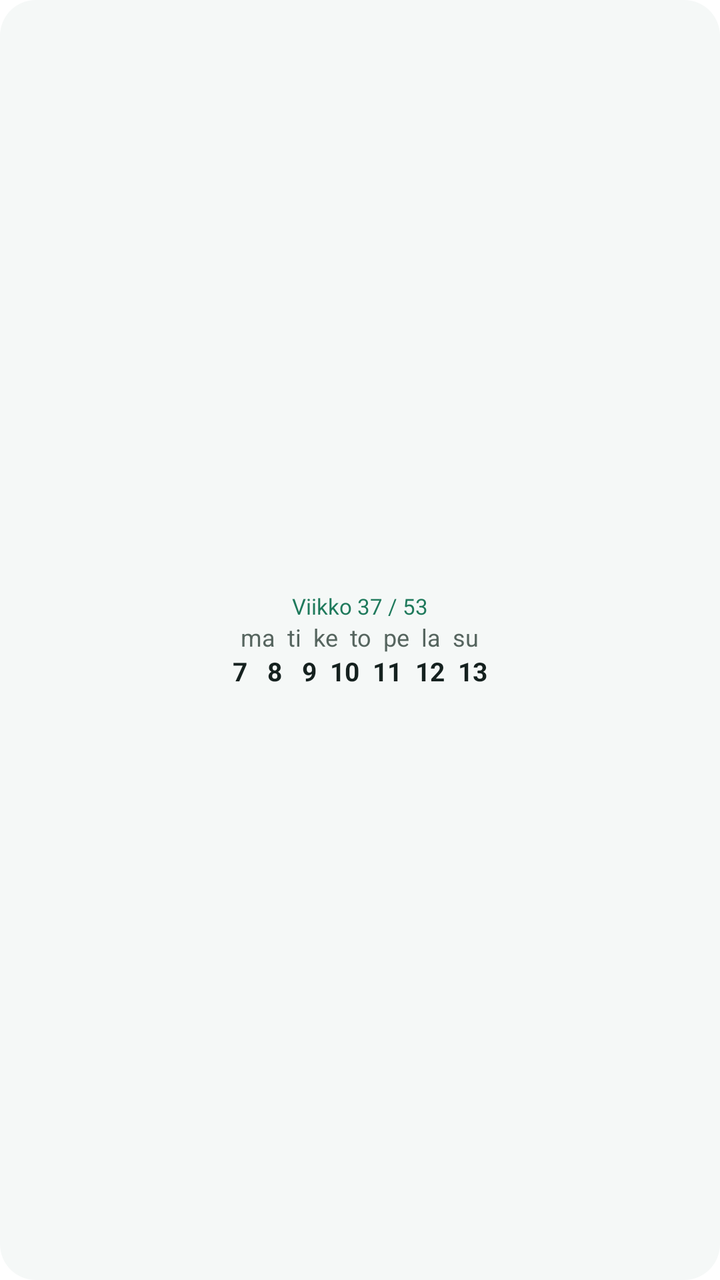
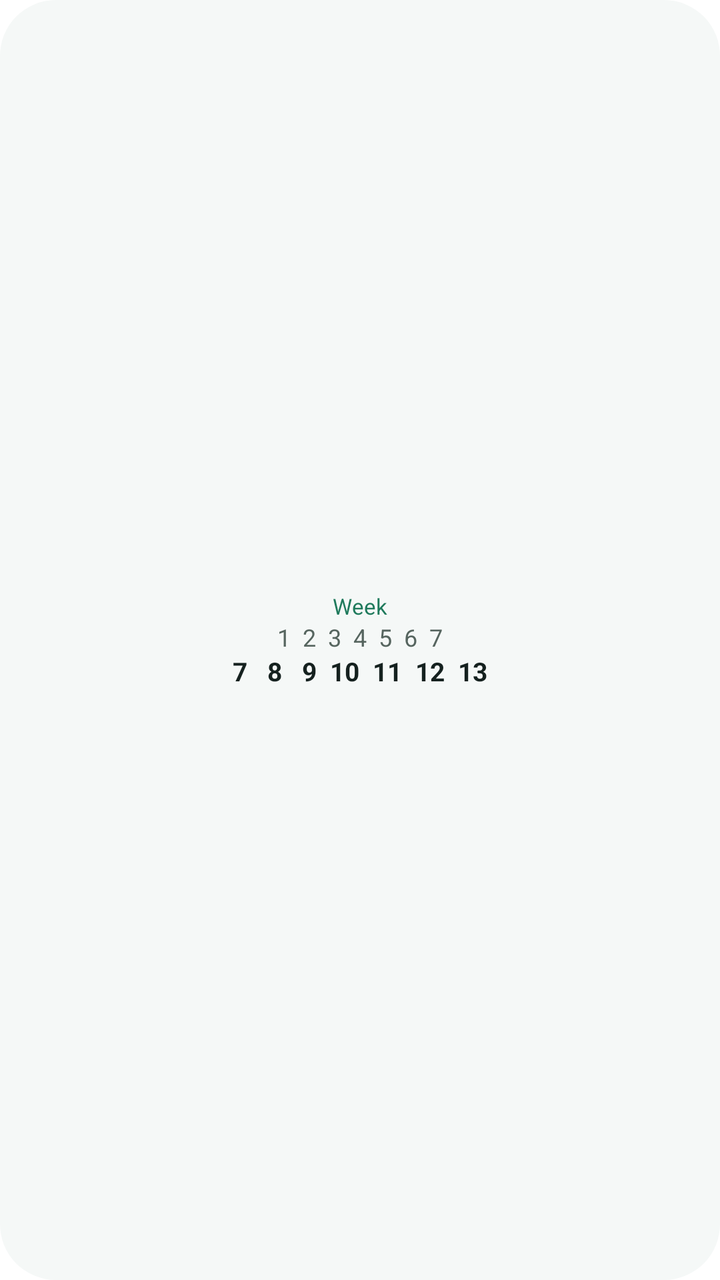

The first picture is an Android layout as it rendered before a commit; the second is the same layout after the commit. The layout source and the unified diff follow.
<!-- AndroidManifest.xml: fallback theme Theme.MaterialComponents.DayNight.NoActionBar -->
<!-- res/layout/preview_week_strip.xml -->
<?xml version="1.0" encoding="utf-8"?>
<LinearLayout xmlns:android="http://schemas.android.com/apk/res/android"
    android:layout_width="match_parent"
    android:layout_height="match_parent"
    android:background="@drawable/widget_preview_bg"
    android:gravity="center"
    android:orientation="vertical"
    android:padding="10dp">
    <TextView android:layout_width="wrap_content" android:layout_height="wrap_content"
        android:text="Viikko 37 / 53" android:textSize="11sp" android:textColor="@color/brand_accent"
        android:textStyle="normal" />
    <TextView android:layout_width="wrap_content" android:layout_height="wrap_content"
        android:text="ma  ti  ke  to  pe  la  su" android:textSize="12sp" android:textColor="@color/brand_soft"
        android:textStyle="normal" />
    <TextView android:layout_width="wrap_content" android:layout_height="wrap_content"
        android:text="7   8   9  10  11  12  13" android:textSize="13sp" android:textColor="@color/brand_ink"
        android:textStyle="bold" />
</LinearLayout>
<!-- resources referenced by this layout -->
<resources>
  <color name="brand_accent">#FF1F7A5C</color>
  <color name="brand_ink">#FF15211F</color>
  <color name="brand_soft">#FF56655F</color>
  <!-- drawable widget_preview_bg (drawable) -->
  <?xml version="1.0" encoding="utf-8"?>
  <shape xmlns:android="http://schemas.android.com/apk/res/android" android:shape="rectangle">
      <solid android:color="@color/brand_card" />
      <corners android:radius="18dp" />
  </shape>
  <color name="brand_card">#FFF5F8F7</color>
</resources>

<!-- the commit's change to res/layout/preview_week_strip.xml (unified diff, before → after) -->
@@ -7,10 +7,10 @@
     android:orientation="vertical"
     android:padding="10dp">
     <TextView android:layout_width="wrap_content" android:layout_height="wrap_content"
-        android:text="Viikko 37 / 53" android:textSize="11sp" android:textColor="@color/brand_accent"
+        android:text="@string/widget_week" android:textSize="11sp" android:textColor="@color/brand_accent"
         android:textStyle="normal" />
     <TextView android:layout_width="wrap_content" android:layout_height="wrap_content"
-        android:text="ma  ti  ke  to  pe  la  su" android:textSize="12sp" android:textColor="@color/brand_soft"
+        android:text="1  2  3  4  5  6  7" android:textSize="12sp" android:textColor="@color/brand_soft"
         android:textStyle="normal" />
     <TextView android:layout_width="wrap_content" android:layout_height="wrap_content"
         android:text="7   8   9  10  11  12  13" android:textSize="13sp" android:textColor="@color/brand_ink"
<!-- resource entries referenced after the edit -->
@@ -7,8 +7,10 @@
   <?xml version="1.0" encoding="utf-8"?>
   <shape xmlns:android="http://schemas.android.com/apk/res/android" android:shape="rectangle">
       <solid android:color="@color/brand_card" />
-      <corners android:radius="18dp" />
+      <corners android:radius="@dimen/widget_corner_radius" />
   </shape>
+  <string name="widget_week">Week</string>
   <color name="brand_card">#FFF5F8F7</color>
+  <dimen name="widget_corner_radius">18dp</dimen>
 </resources>
 
